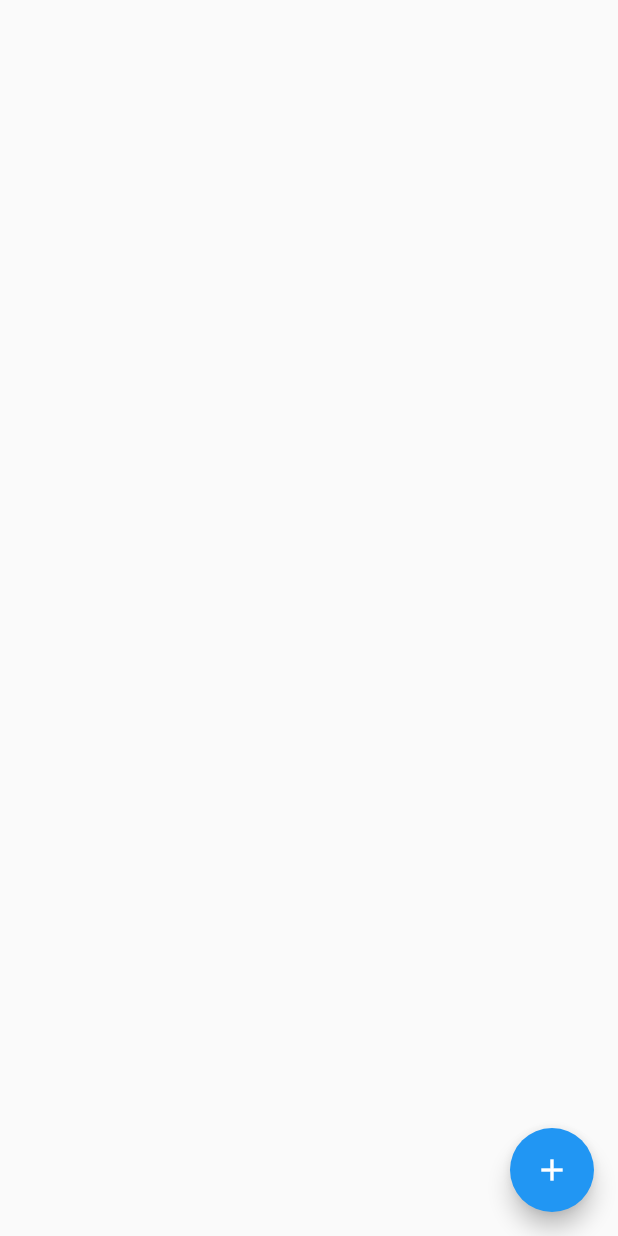
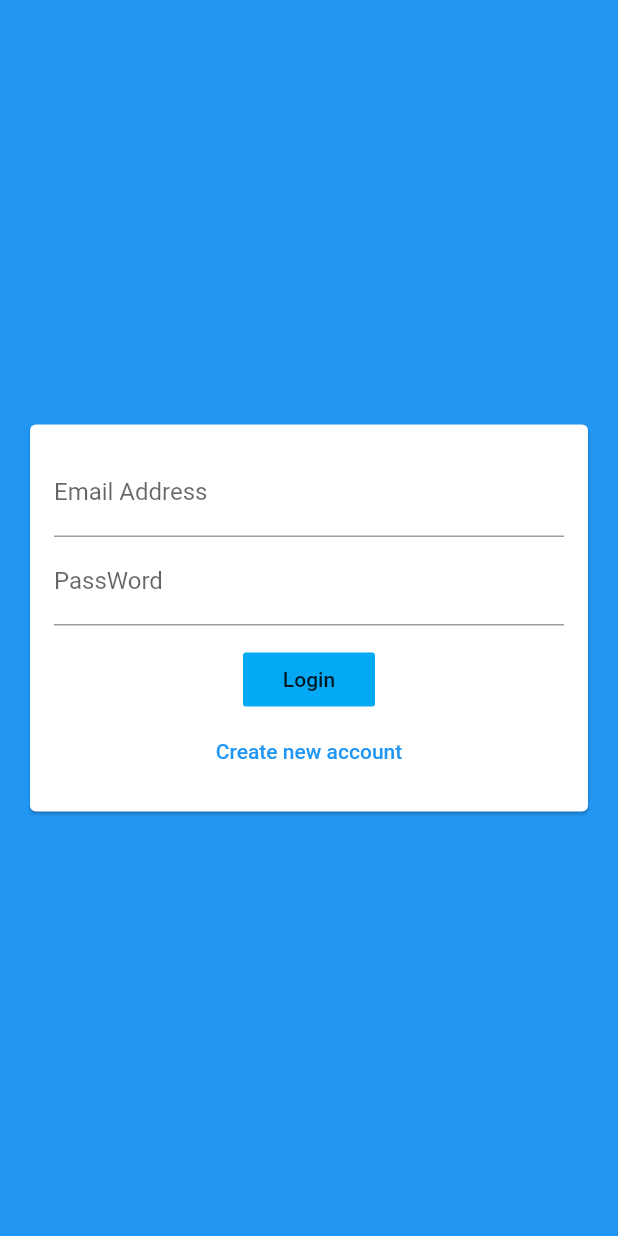
Before and after one commit to Nhh124/Chat_app, a Flutter app: the screen it shows after launch, on a phone screen of 412 x 824 dp. Run offline on Flutter 3.47's test engine with Material 2 defaults, Android fonts, the phone set to English and light mode, and no system bars; our stand-ins replace cloud_firestore, firebase_auth, firebase_core; accounts and stored records are empty.

Commit message:
WIP | Complete login sign up to firestore

```diff
--- a/chat_app/lib/main.dart
+++ b/chat_app/lib/main.dart
@@ -1,4 +1,6 @@
+import 'package:chat_app/screens/auth_screen.dart';
 import 'package:chat_app/screens/chat_screen.dart';
+import 'package:firebase_auth/firebase_auth.dart';
 import 'package:firebase_core/firebase_core.dart';
 import 'package:flutter/material.dart';
 
@@ -21,10 +23,23 @@ class MyApp extends StatelessWidget {
         }
         return MaterialApp(
           title: 'Flutter Chat',
+          debugShowCheckedModeBanner: false,
           theme: ThemeData(
-            primarySwatch: Colors.blue,
+            backgroundColor: Colors.blueAccent,
+            colorScheme:
+                ColorScheme.fromSwatch(primarySwatch: Colors.blue).copyWith(
+              secondary: Colors.deepPurpleAccent,
+            ),
           ),
-          home: const ChatScreen(),
+          home: StreamBuilder(
+            stream: FirebaseAuth.instance.authStateChanges(),
+            builder: (context, snapshot) {
+              if (snapshot.hasData) {
+                return const ChatScreen();
+              }
+              return const AuthScreen();
+            },
+          ),
         );
       },
     );
--- /dev/null
+++ b/chat_app/lib/screens/auth_screen.dart
@@ -0,0 +1,73 @@
+import 'package:chat_app/widgets/auth/auth_form.dart';
+import 'package:cloud_firestore/cloud_firestore.dart';
+import 'package:firebase_auth/firebase_auth.dart';
+import 'package:flutter/material.dart';
+import 'package:flutter/services.dart';
+
+class AuthScreen extends StatefulWidget {
+  const AuthScreen({Key? key}) : super(key: key);
+
+  @override
+  State<AuthScreen> createState() => _AuthScreenState();
+}
+
+class _AuthScreenState extends State<AuthScreen> {
+  final _auth = FirebaseAuth.instance;
+  var _isLoading = false;
+  void _submitAuthForm(
+    String email,
+    String password,
+    String userName,
+    bool isLogin,
+  ) async {
+    UserCredential authResult;
+    try {
+      setState(() {
+        _isLoading = true;
+      });
+      if (isLogin) {
+        authResult = await _auth.signInWithEmailAndPassword(
+            email: email, password: password);
+      } else {
+        authResult = await _auth.createUserWithEmailAndPassword(
+            email: email, password: password);
+      }
+      FirebaseFirestore.instance
+          .collection('user')
+          .doc(authResult.user!.uid)
+          .set({
+        'username': userName,
+        'email': email,
+      });
+    } on PlatformException catch (e) {
+      var messages = 'An error occurred, pelase check your credentials';
+      if (e.message != null) {
+        messages = e.message!;
+      }
+      ScaffoldMessenger.of(context).showSnackBar(
+        SnackBar(
+          content: Text(messages),
+          backgroundColor: Theme.of(context).errorColor,
+        ),
+      );
+      setState(() {
+        _isLoading = false;
+      });
+    } catch (e) {
+      print(e);
+      setState(() {
+        _isLoading = false;
+      });
+    }
+  }
+
+  @override
+  Widget build(BuildContext context) {
+    return Scaffold(
+        backgroundColor: Theme.of(context).primaryColor,
+        body: AuthForm(
+          submitFn: _submitAuthForm,
+          isLoading: _isLoading,
+        ));
+  }
+}
--- /dev/null
+++ b/chat_app/lib/widgets/auth/auth_form.dart
@@ -0,0 +1,143 @@
+import 'package:flutter/material.dart';
+
+class AuthForm extends StatefulWidget {
+  const AuthForm({
+    Key? key,
+    required this.submitFn,
+    required this.isLoading,
+  }) : super(key: key);
+  final bool isLoading;
+  final void Function(
+    String email,
+    String password,
+    String userName,
+    bool isLogin,
+  ) submitFn;
+
+  @override
+  State<AuthForm> createState() => _AuthFormState();
+}
+
+class _AuthFormState extends State<AuthForm> {
+  //GlobalKey giữ trạng thái của from
+  final _fromkey = GlobalKey<FormState>();
+  var _isLogin = true;
+  var _userEmail = '';
+  var _userName = '';
+  var _userPassword = '';
+  void _trySubmit() {
+    final isValid = _fromkey.currentState!.validate();
+    FocusScope.of(context).unfocus();
+    if (isValid) {
+      _fromkey.currentState!.save();
+      widget.submitFn(
+        _userEmail.trim(),
+        _userPassword.trim(),
+        _userName.trim(),
+        _isLogin,
+      );
+    }
+  }
+
+  @override
+  Widget build(BuildContext context) {
+    return Center(
+      child: Card(
+        margin: const EdgeInsets.all(20),
+        child: SingleChildScrollView(
+          child: Padding(
+            padding: const EdgeInsets.all(16),
+            child: Form(
+              key: _fromkey,
+              child: Column(
+                mainAxisSize: MainAxisSize.min,
+                children: [
+                  TextFormField(
+                    key: const ValueKey('email'),
+                    validator: (value) {
+                      if (value!.isEmpty || !value.contains('@')) {
+                        return 'Please enter a valid email address';
+                      }
+                      return null;
+                    },
+                    keyboardType: TextInputType.emailAddress,
+                    decoration:
+                        const InputDecoration(labelText: 'Email Address'),
+                    onSaved: (value) {
+                      _userEmail = value!;
+                    },
+                  ),
+                  if (!_isLogin)
+                    TextFormField(
+                      key: const ValueKey('username'),
+                      validator: (value) {
+                        if (value!.isEmpty || value.length < 4) {
+                          return 'Name must be at least 4 character.';
+                        }
+                        return null;
+                      },
+                      decoration: const InputDecoration(labelText: 'User Name'),
+                      onSaved: (value) {
+                        _userName = value!;
+                      },
+                    ),
+                  TextFormField(
+                    key: const ValueKey('password'),
+                    validator: (value) {
+                      if (value!.isEmpty || value.length < 7) {
+                        return 'Password must be at least 7 character long.';
+                      }
+                      return null;
+                    },
+                    decoration: const InputDecoration(labelText: 'PassWord'),
+                    obscureText: true,
+                    onSaved: (value) {
+                      _userPassword = value!;
+                    },
+                  ),
+                  const SizedBox(height: 12),
+                  if (widget.isLoading) const CircularProgressIndicator(),
+                  if (!widget.isLoading)
+                    TextButton(
+                      style: TextButton.styleFrom(
+                        primary: Colors.black87,
+                        backgroundColor: Colors.lightBlue,
+                        minimumSize: const Size(88, 36),
+                        padding: const EdgeInsets.symmetric(horizontal: 16.0),
+                        shape: const RoundedRectangleBorder(
+                          borderRadius: BorderRadius.all(Radius.circular(2.0)),
+                        ),
+                      ),
+                      onPressed: _trySubmit,
+                      child: Text(_isLogin ? 'Login' : 'Signup'),
+                    ),
+                  if (!widget.isLoading)
+                    TextButton(
+                      style: TextButton.styleFrom(
+                        primary: Theme.of(context).primaryColor,
+                        minimumSize: const Size(88, 36),
+                        padding: const EdgeInsets.symmetric(horizontal: 16.0),
+                        shape: const RoundedRectangleBorder(
+                          borderRadius: BorderRadius.all(Radius.circular(2.0)),
+                        ),
+                      ),
+                      onPressed: () {
+                        setState(() {
+                          _isLogin = !_isLogin;
+                        });
+                      },
+                      child: Text(
+                        _isLogin
+                            ? 'Create new account'
+                            : 'I already have an account',
+                      ),
+                    ),
+                ],
+              ),
+            ),
+          ),
+        ),
+      ),
+    );
+  }
+}
--- a/chat_app/pubspec.yaml
+++ b/chat_app/pubspec.yaml
@@ -36,6 +36,7 @@ dependencies:
   cupertino_icons: ^1.0.2
   cloud_firestore: ^3.4.5
   firebase_core: ^1.21.0
+  firebase_auth: ^3.6.4
 
 dev_dependencies:
   flutter_test:
```
Also changed, not shown: chat_app/pubspec.lock, 1 other file.
